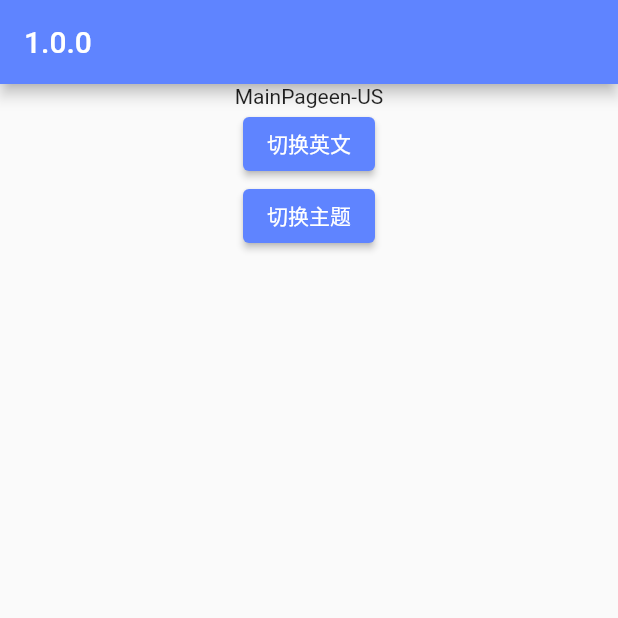
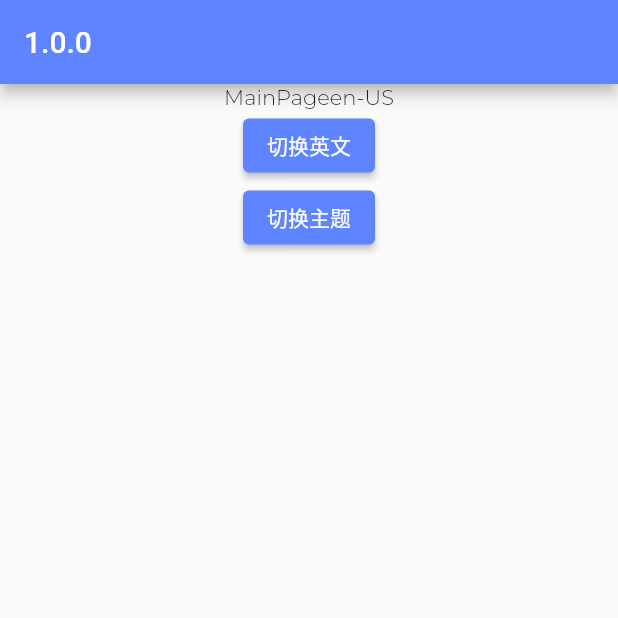
Before and after one commit to mjmandroid/flutter_woo_commerce_getx_learn, a Flutter app: the screen it shows after launch, on a phone screen of 412 x 824 dp, the top half of it. Run offline on Flutter 3.47's test engine with Material 2 defaults, Android fonts, the phone set to English and light mode, and no system bars; our stand-ins replace dio, get, package_info_plus, shared_preferences.

Commit message:
[配置字体]

```diff
--- a/lib/pages/system/main/main_view.dart
+++ b/lib/pages/system/main/main_view.dart
@@ -32,7 +32,13 @@ class _MainViewGetX extends GetView<MainController> {
     return Column(
       children: [
         Center(
-          child: Text("MainPage${ConfigService.to.locale.toLanguageTag()}"),
+          child: Text(
+            "MainPage${ConfigService.to.locale.toLanguageTag()}",
+            style: TextStyle(
+              fontFamily: 'Montserrat',
+              fontWeight: FontWeight.w100,
+            ),
+          ),
         ),
         ElevatedButton(
           onPressed: () {
```
Also changed, not shown: pubspec.yaml (+11 -12 lines), assets/fonts/Montserrat-Bold.ttf (added), assets/fonts/Montserrat-Light.ttf (added), assets/fonts/Montserrat-Medium.ttf (added), assets/fonts/Montserrat-Regular.ttf (added).
